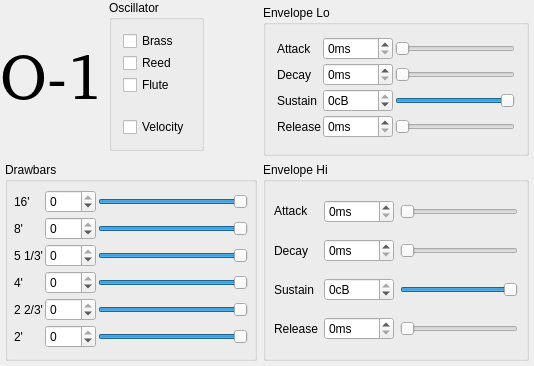
First picture: the form in muse/synti/organ/organgui.ui, repository emrum/muse, before the edit.
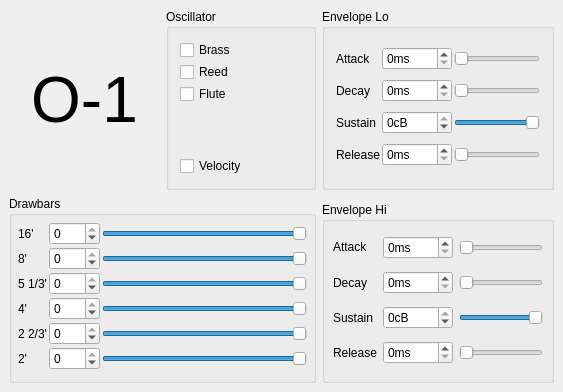
Second picture: the form after the edit.

The edit to the form file:
```diff
--- a/muse/synti/organ/organgui.ui
+++ b/muse/synti/organ/organgui.ui
@@ -8,8 +8,8 @@
    <rect>
     <x>0</x>
     <y>0</y>
-    <width>534</width>
-    <height>366</height>
+    <width>563</width>
+    <height>392</height>
    </rect>
   </property>
   <property name="sizePolicy" >
@@ -23,15 +23,134 @@
   <property name="windowTitle" >
    <string>MusE: Organ</string>
   </property>
+  <layout class="QGridLayout" >
+   <property name="margin" >
+    <number>9</number>
+   </property>
+   <property name="spacing" >
+    <number>6</number>
+   </property>
+   <item row="0" column="1" >
+    <widget class="QGroupBox" name="GroupBox3" >
+     <property name="sizePolicy" >
+      <sizepolicy>
+       <hsizetype>7</hsizetype>
+       <vsizetype>7</vsizetype>
+       <horstretch>0</horstretch>
+       <verstretch>0</verstretch>
+      </sizepolicy>
+     </property>
+     <property name="title" >
+      <string>Oscillator</string>
+     </property>
+     <layout class="QVBoxLayout" >
+      <property name="margin" >
+       <number>11</number>
+      </property>
+      <property name="spacing" >
+       <number>2</number>
+      </property>
+      <item>
+       <widget class="QCheckBox" name="sw1" >
+        <property name="sizePolicy" >
+         <sizepolicy>
+          <hsizetype>5</hsizetype>
+          <vsizetype>1</vsizetype>
+          <horstretch>0</horstretch>
+          <verstretch>0</verstretch>
+         </sizepolicy>
+        </property>
+        <property name="text" >
+         <string>Brass</string>
+        </property>
+       </widget>
+      </item>
+      <item>
+       <widget class="QCheckBox" name="sw2" >
+        <property name="sizePolicy" >
+         <sizepolicy>
+          <hsizetype>5</hsizetype>
+          <vsizetype>1</vsizetype>
+          <horstretch>0</horstretch>
+          <verstretch>0</verstretch>
+         </sizepolicy>
+        </property>
+        <property name="text" >
+         <string>Reed</string>
+        </property>
+       </widget>
+      </item>
+      <item>
+       <widget class="QCheckBox" name="sw3" >
+        <property name="sizePolicy" >
+         <sizepolicy>
+          <hsizetype>5</hsizetype>
+          <vsizetype>1</vsizetype>
+          <horstretch>0</horstretch>
+          <verstretch>0</verstretch>
+         </sizepolicy>
+        </property>
+        <property name="text" >
+         <string>Flute</string>
+        </property>
+       </widget>
+      </item>
+      <item>
+       <spacer>
+        <property name="orientation" >
+         <enum>Qt::Vertical</enum>
+        </property>
+        <property name="sizeType" >
+         <enum>QSizePolicy::Expanding</enum>
+        </property>
+        <property name="sizeHint" >
+         <size>
+          <width>20</width>
+          <height>20</height>
+         </size>
+        </property>
+       </spacer>
+      </item>
+      <item>
+       <widget class="QCheckBox" name="sw4" >
+        <property name="text" >
+         <string>Velocity</string>
+        </property>
+       </widget>
+      </item>
+     </layout>
+    </widget>
+   </item>
+   <item row="0" column="0" >
+    <widget class="QLabel" name="TextLabel1_2" >
+     <property name="sizePolicy" >
+      <sizepolicy>
+       <hsizetype>7</hsizetype>
+       <vsizetype>5</vsizetype>
+       <horstretch>0</horstretch>
+       <verstretch>0</verstretch>
+      </sizepolicy>
+     </property>
+     <property name="font" >
+      <font>
+       <pointsize>48</pointsize>
+       <weight>50</weight>
+       <italic>false</italic>
+       <bold>false</bold>
+       <underline>false</underline>
+       <strikeout>false</strikeout>
+      </font>
+     </property>
+     <property name="text" >
+      <string>O-1</string>
+     </property>
+     <property name="alignment" >
+      <set>Qt::AlignCenter</set>
+     </property>
+    </widget>
+   </item>
+   <item rowspan="2" row="1" column="0" colspan="2" >
   <widget class="QGroupBox" name="GroupBox1" >
-   <property name="geometry" >
-    <rect>
-     <x>5</x>
-     <y>162</y>
-     <width>252</width>
-     <height>199</height>
-    </rect>
-   </property>
    <property name="sizePolicy" >
     <sizepolicy>
      <hsizetype>7</hsizetype>
@@ -291,15 +410,9 @@
     </item>
    </layout>
   </widget>
+   </item>
+   <item row="0" column="2" >
   <widget class="QGroupBox" name="GroupBox2" >
-   <property name="geometry" >
-    <rect>
-     <x>263</x>
-     <y>5</y>
-     <width>266</width>
-     <height>151</height>
-    </rect>
-   </property>
    <property name="sizePolicy" >
     <sizepolicy>
      <hsizetype>7</hsizetype>
@@ -510,145 +623,9 @@
     </item>
    </layout>
   </widget>
-  <widget class="QWidget" name="" >
-   <layout class="QHBoxLayout" >
-    <property name="margin" >
-     <number>0</number>
-    </property>
-    <property name="spacing" >
-     <number>6</number>
-    </property>
-    <item>
-     <widget class="QLabel" name="TextLabel1_2" >
-      <property name="sizePolicy" >
-       <sizepolicy>
-        <hsizetype>7</hsizetype>
-        <vsizetype>5</vsizetype>
-        <horstretch>0</horstretch>
-        <verstretch>0</verstretch>
-       </sizepolicy>
-      </property>
-      <property name="font" >
-       <font>
-        <family></family>
-        <pointsize>48</pointsize>
-        <weight>50</weight>
-        <italic>false</italic>
-        <bold>false</bold>
-        <underline>false</underline>
-        <strikeout>false</strikeout>
-       </font>
-      </property>
-      <property name="text" >
-       <string>O-1</string>
-      </property>
-      <property name="alignment" >
-       <set>Qt::AlignCenter</set>
-      </property>
-     </widget>
-    </item>
-    <item>
-     <widget class="QGroupBox" name="GroupBox3" >
-      <property name="sizePolicy" >
-       <sizepolicy>
-        <hsizetype>7</hsizetype>
-        <vsizetype>7</vsizetype>
-        <horstretch>0</horstretch>
-        <verstretch>0</verstretch>
-       </sizepolicy>
-      </property>
-      <property name="title" >
-       <string>Oscillator</string>
-      </property>
-      <layout class="QVBoxLayout" >
-       <property name="margin" >
-        <number>11</number>
-       </property>
-       <property name="spacing" >
-        <number>2</number>
-       </property>
-       <item>
-        <widget class="QCheckBox" name="sw1" >
-         <property name="sizePolicy" >
-          <sizepolicy>
-           <hsizetype>5</hsizetype>
-           <vsizetype>1</vsizetype>
-           <horstretch>0</horstretch>
-           <verstretch>0</verstretch>
-          </sizepolicy>
-         </property>
-         <property name="text" >
-          <string>Brass</string>
-         </property>
-        </widget>
-       </item>
-       <item>
-        <widget class="QCheckBox" name="sw2" >
-         <property name="sizePolicy" >
-          <sizepolicy>
-           <hsizetype>5</hsizetype>
-           <vsizetype>1</vsizetype>
-           <horstretch>0</horstretch>
-           <verstretch>0</verstretch>
-          </sizepolicy>
-         </property>
-         <property name="text" >
-          <string>Reed</string>
-         </property>
-        </widget>
-       </item>
-       <item>
-        <widget class="QCheckBox" name="sw3" >
-         <property name="sizePolicy" >
-          <sizepolicy>
-           <hsizetype>5</hsizetype>
-           <vsizetype>1</vsizetype>
-           <horstretch>0</horstretch>
-           <verstretch>0</verstretch>
-          </sizepolicy>
-         </property>
-         <property name="text" >
-          <string>Flute</string>
-         </property>
-        </widget>
-       </item>
-       <item>
-        <spacer>
-         <property name="orientation" >
-          <enum>Qt::Vertical</enum>
-         </property>
-         <property name="sizeType" >
-          <enum>QSizePolicy::Expanding</enum>
-         </property>
-         <property name="sizeHint" >
-          <size>
-           <width>20</width>
-           <height>20</height>
-          </size>
-         </property>
-        </spacer>
-       </item>
-       <item>
-        <widget class="QCheckBox" name="sw4" >
-         <property name="text" >
-          <string>Velocity</string>
-         </property>
-        </widget>
-       </item>
-      </layout>
-     </widget>
-    </item>
-   </layout>
-  </widget>
+   </item>
+   <item row="2" column="2" >
   <widget class="QGroupBox" name="GroupBox4" >
-   <property name="geometry" >
-    <rect>
-     <x>263</x>
-     <y>162</y>
-     <width>266</width>
-     <height>199</height>
-    </rect>
-   </property>
    <property name="sizePolicy" >
     <sizepolicy>
      <hsizetype>7</hsizetype>
@@ -855,6 +832,8 @@
     </item>
    </layout>
   </widget>
+   </item>
+  </layout>
  </widget>
  <layoutdefault spacing="6" margin="11" />
  <pixmapfunction></pixmapfunction>
```
Left out of the diff: 4 changed lines with no effect on the pictures. Lines whose indentation alone changed are shown as unchanged.
